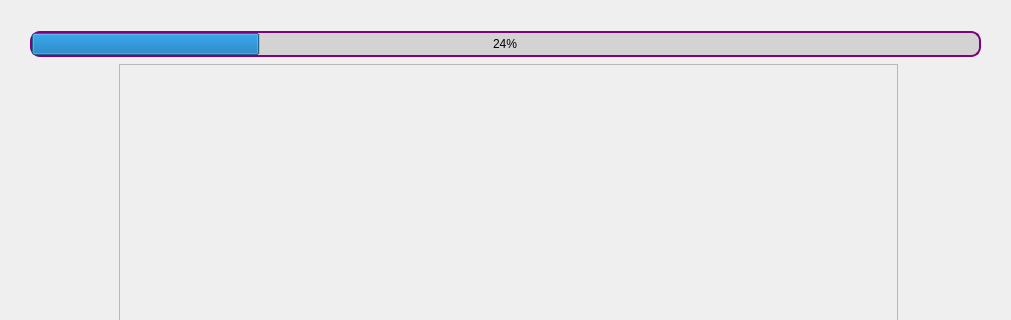
Old version of the form Interface_graphique/PyQt/UI/fenetreProgression.ui in the repository MindPass/Code; both pictures show x 0 to 1011 and y 0 to 320 of the 1011 by 645 pixel window.
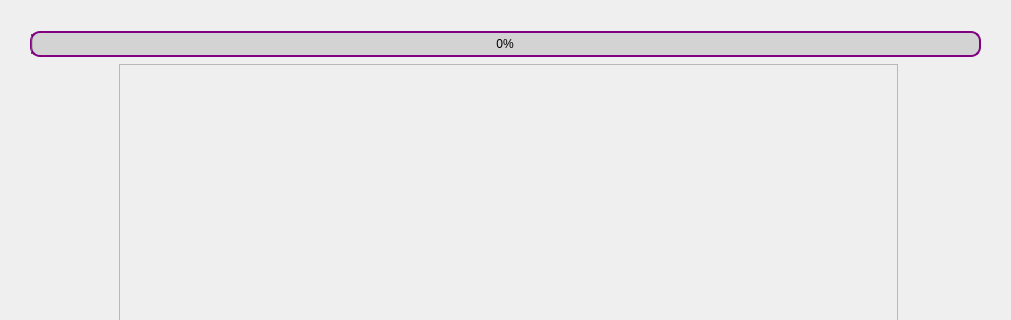
New version of the form.

Commit message: Maitrise des fenetre: done.

Patch:
```diff
--- a/Interface_graphique/PyQt/UI/fenetreProgression.ui
+++ b/Interface_graphique/PyQt/UI/fenetreProgression.ui
@@ -58,7 +58,7 @@
 }</string>
       </property>
       <property name="value">
-       <number>24</number>
+       <number>0</number>
       </property>
       <property name="alignment">
        <set>Qt::AlignCenter</set>
```
Left out of the diff: 4 changed lines with no effect on the pictures. The commit also changes 5 other files.
